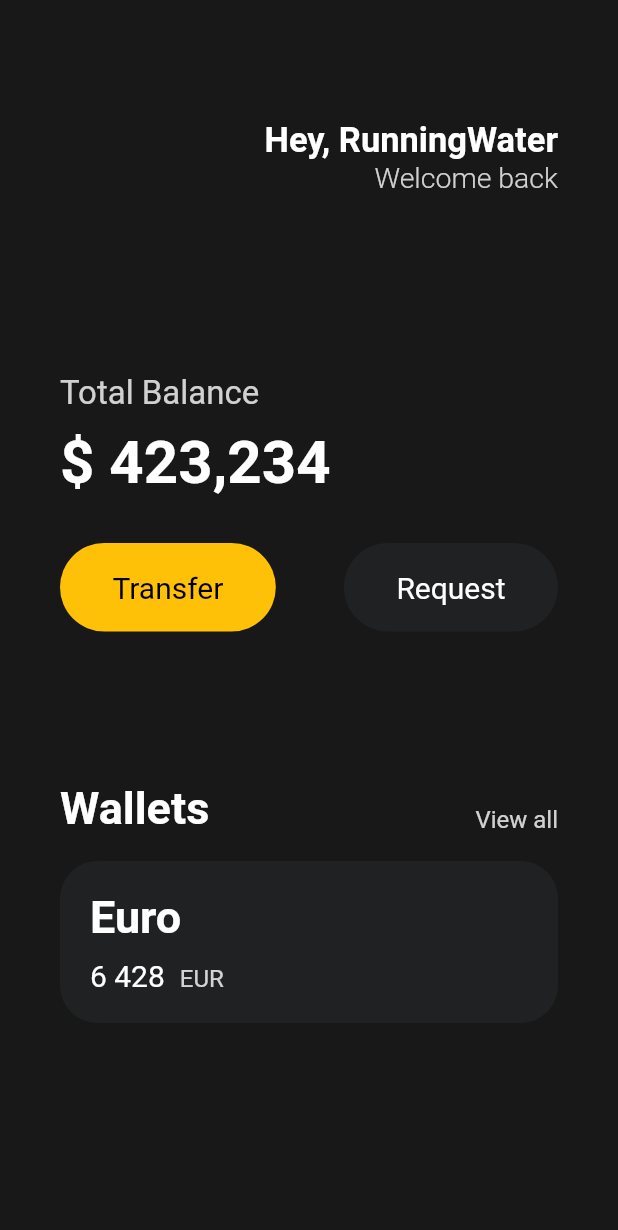
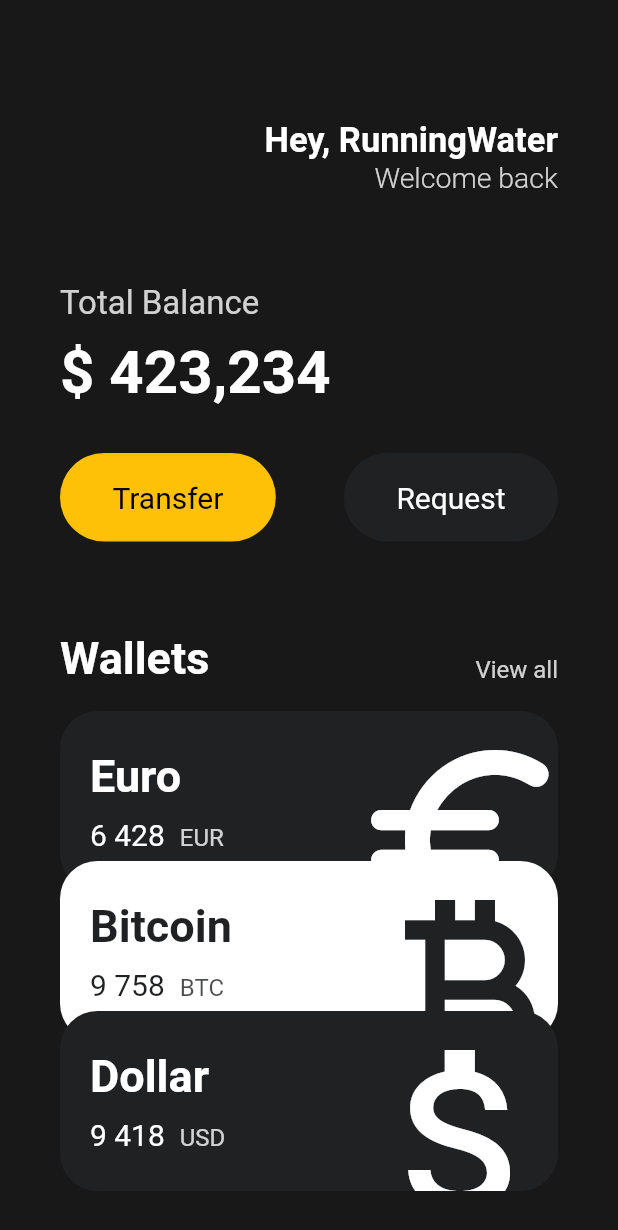
Before and after one commit to minhanPark/flutter-start, a Flutter app: the screen it shows after launch, on a phone screen of 412 x 824 dp. Shown: the top 1230 px of the screen. Run offline on Flutter 3.47's test engine with Material 2 defaults, Android fonts, the phone set to English and light mode, and no system bars.

Commit message:
상태관리는 없는 ui 제작

```diff
--- a/lib/main.dart
+++ b/lib/main.dart
@@ -1,5 +1,6 @@
 import 'package:flutter/material.dart';
 import 'package:flutter_start/widgets/button.dart';
+import 'package:flutter_start/widgets/currency_card.dart';
 
 void main() {
   runApp(const App());
@@ -15,7 +16,8 @@ class App extends StatelessWidget {
       backgroundColor: const Color(
         0xFF181818,
       ),
-      body: Padding(
+      body: SingleChildScrollView(
+        child: Padding(
           padding: const EdgeInsets.symmetric(
             horizontal: 40,
           ),
@@ -51,7 +53,7 @@ class App extends StatelessWidget {
                 ],
               ),
               const SizedBox(
-              height: 120,
+                height: 60,
               ),
               Text(
                 'Total Balance',
@@ -90,7 +92,7 @@ class App extends StatelessWidget {
                 ],
               ),
               const SizedBox(
-              height: 100,
+                height: 60,
               ),
               Row(
                 mainAxisAlignment: MainAxisAlignment.spaceBetween,
@@ -115,52 +117,35 @@ class App extends StatelessWidget {
               const SizedBox(
                 height: 18,
               ),
-            Container(
-                decoration: BoxDecoration(
-                    color: const Color(0xFF1F2123),
-                    borderRadius: BorderRadius.circular(25)),
-                child: Padding(
-                  padding: const EdgeInsets.all(20),
-                  child: Row(
-                    children: [
-                      Column(
-                        crossAxisAlignment: CrossAxisAlignment.start,
-                        children: [
-                          const Text(
-                            'Euro',
-                            style: TextStyle(
-                              color: Colors.white,
-                              fontSize: 30,
-                              fontWeight: FontWeight.w600,
+              const CurrencyCard(
+                name: 'Euro',
+                code: 'EUR',
+                amount: '6 428',
+                icon: Icons.euro_rounded,
+                isInverted: false,
+              ),
+              Transform.translate(
+                offset: const Offset(0, -20),
+                child: const CurrencyCard(
+                  name: 'Bitcoin',
+                  code: 'BTC',
+                  amount: '9 758',
+                  icon: Icons.currency_bitcoin,
+                  isInverted: true,
                 ),
               ),
-                          const SizedBox(height: 10),
-                          Row(
-                            crossAxisAlignment: CrossAxisAlignment.end,
-                            children: [
-                              const Text(
-                                '6 428',
-                                style: TextStyle(
-                                  color: Colors.white,
-                                  fontSize: 20,
+              Transform.translate(
+                offset: const Offset(0, -40),
+                child: const CurrencyCard(
+                  name: 'Dollar',
+                  code: 'USD',
+                  amount: '9 418',
+                  icon: Icons.attach_money_outlined,
+                  isInverted: false,
                 ),
               ),
-                              const SizedBox(
-                                width: 10,
-                              ),
-                              Text('EUR',
-                                  style: TextStyle(
-                                    color: Colors.white.withOpacity(0.8),
-                                    fontSize: 16,
-                                  )),
-                            ],
-                          )
-                        ],
-                      )
             ],
           ),
-                ))
-          ],
         ),
       ),
     ));
--- /dev/null
+++ b/lib/widgets/currency_card.dart
@@ -0,0 +1,84 @@
+import 'package:flutter/material.dart';
+
+class CurrencyCard extends StatelessWidget {
+  final String name, code, amount;
+  final IconData icon;
+  final bool isInverted;
+
+  final _blackColor = const Color(0xFF1F2123);
+
+  const CurrencyCard({
+    super.key,
+    required this.name,
+    required this.code,
+    required this.amount,
+    required this.icon,
+    required this.isInverted,
+  });
+
+  @override
+  Widget build(BuildContext context) {
+    return Container(
+        clipBehavior: Clip.hardEdge,
+        decoration: BoxDecoration(
+            color: isInverted ? Colors.white : _blackColor,
+            borderRadius: BorderRadius.circular(25)),
+        child: Padding(
+          padding: const EdgeInsets.all(20),
+          child: Row(
+            mainAxisAlignment: MainAxisAlignment.spaceBetween,
+            children: [
+              Column(
+                crossAxisAlignment: CrossAxisAlignment.start,
+                children: [
+                  Text(
+                    name,
+                    style: TextStyle(
+                      color: isInverted ? _blackColor : Colors.white,
+                      fontSize: 30,
+                      fontWeight: FontWeight.w600,
+                    ),
+                  ),
+                  const SizedBox(height: 10),
+                  Row(
+                    crossAxisAlignment: CrossAxisAlignment.end,
+                    children: [
+                      Text(
+                        amount,
+                        style: TextStyle(
+                          color: isInverted ? _blackColor : Colors.white,
+                          fontSize: 20,
+                        ),
+                      ),
+                      const SizedBox(
+                        width: 10,
+                      ),
+                      Text(
+                        code,
+                        style: TextStyle(
+                          color: isInverted
+                              ? _blackColor.withOpacity(0.8)
+                              : Colors.white.withOpacity(0.8),
+                          fontSize: 16,
+                        ),
+                      ),
+                    ],
+                  )
+                ],
+              ),
+              Transform.scale(
+                scale: 2,
+                child: Transform.translate(
+                  offset: const Offset(-1, 13),
+                  child: Icon(
+                    icon,
+                    color: isInverted ? _blackColor : Colors.white,
+                    size: 80,
+                  ),
+                ),
+              )
+            ],
+          ),
+        ));
+  }
+}
```
Lines whose indentation alone changed are shown as unchanged.
